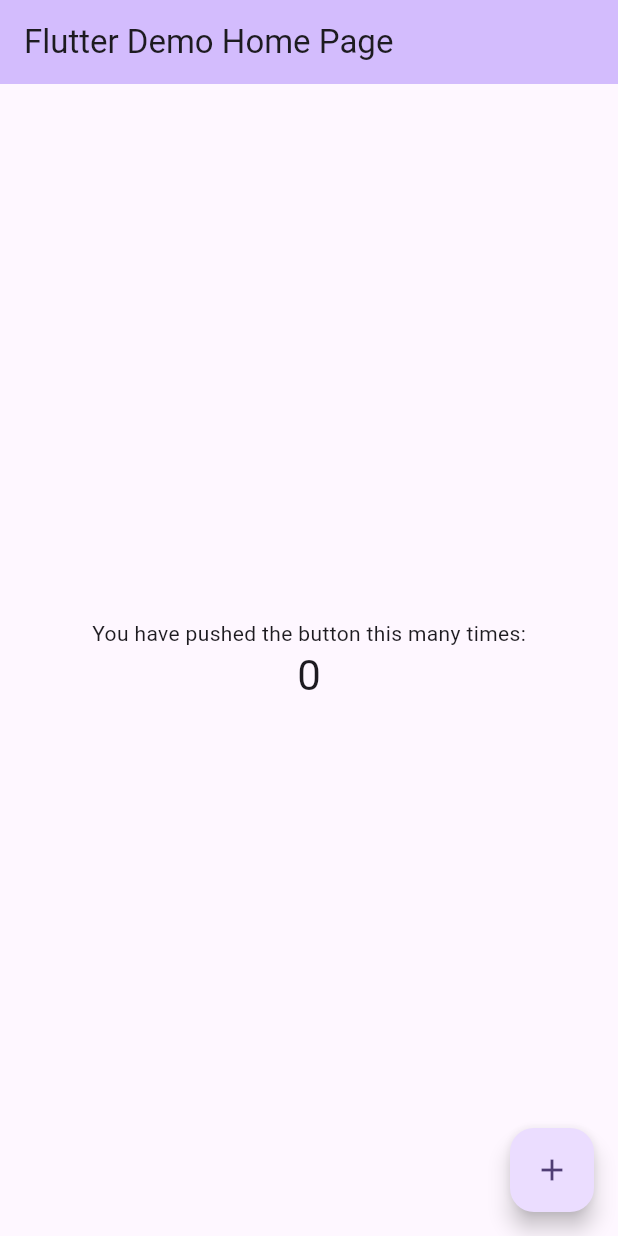
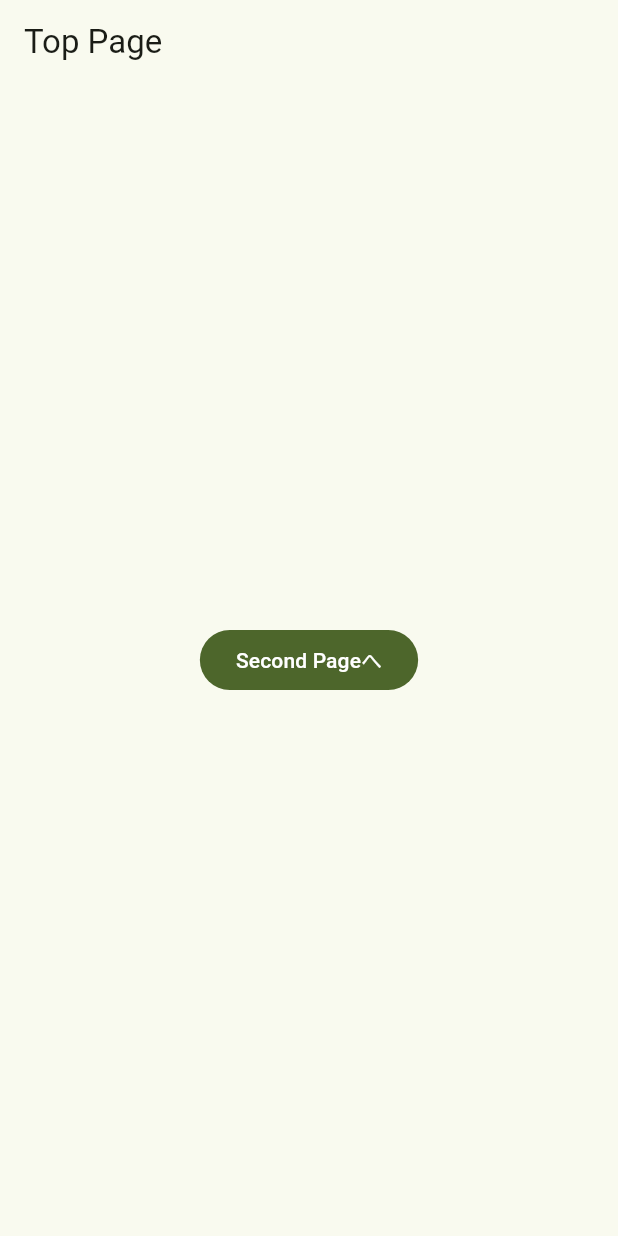
Before and after one commit to NiheiKeita/flutter_example_app, a Flutter app: the screen it shows after launch, on a phone screen of 412 x 824 dp. Run offline on Flutter 3.47's test engine with Material 3 defaults, Android fonts, the phone set to English and light mode, and no system bars; our stand-ins replace go_router.

Commit message:
ページ遷移を作成

```diff
--- /dev/null
+++ b/lib/core/router/app_router.dart
@@ -0,0 +1,19 @@
+import 'package:go_router/go_router.dart';
+import '../../features/top/presentation/pages/top_page.dart';
+import '../../features/second/presentation/pages/second_page.dart';
+
+final appRouter = GoRouter(
+  initialLocation: '/',
+  routes: [
+    GoRoute(
+      path: '/',
+      name: 'top',
+      builder: (context, state) => const TopPage(),
+    ),
+    GoRoute(
+      path: '/second',
+      name: 'second',
+      builder: (context, state) => const SecondPage(),
+    ),
+  ],
+);
--- /dev/null
+++ b/lib/features/second/presentation/pages/second_page.dart
@@ -0,0 +1,19 @@
+import 'package:flutter/material.dart';
+import 'package:go_router/go_router.dart';
+
+class SecondPage extends StatelessWidget {
+  const SecondPage({super.key});
+
+  @override
+  Widget build(BuildContext context) {
+    return Scaffold(
+      appBar: AppBar(title: const Text('Second Page')),
+      body: Center(
+        child: FilledButton(
+          onPressed: () => context.pop(), // 戻る
+          child: const Text('戻る'),
+        ),
+      ),
+    );
+  }
+}
--- /dev/null
+++ b/lib/features/top/presentation/pages/top_page.dart
@@ -0,0 +1,22 @@
+import 'package:flutter/material.dart';
+import 'package:go_router/go_router.dart';
+
+class TopPage extends StatelessWidget {
+  const TopPage({super.key});
+
+  @override
+  Widget build(BuildContext context) {
+    return Scaffold(
+      appBar: AppBar(title: const Text('Top Page')),
+      body: Center(
+        child: FilledButton(
+          onPressed: () {
+            // '/second' に遷移
+            context.push('/second');
+          },
+          child: const Text('Second Pageへ'),
+        ),
+      ),
+    );
+  }
+}
--- a/lib/main.dart
+++ b/lib/main.dart
@@ -1,4 +1,5 @@
 import 'package:flutter/material.dart';
+import 'core/router/app_router.dart';
 
 void main() {
   runApp(const MyApp());
@@ -7,116 +8,15 @@ void main() {
 class MyApp extends StatelessWidget {
   const MyApp({super.key});
 
-  // This widget is the root of your application.
   @override
   Widget build(BuildContext context) {
-    return MaterialApp(
-      title: 'Flutter Demo',
+    return MaterialApp.router(
+      title: 'My Flutter App',
       theme: ThemeData(
-        // This is the theme of your application.
-        //
-        // TRY THIS: Try running your application with "flutter run". You'll see
-        // the application has a purple toolbar. Then, without quitting the app,
-        // try changing the seedColor in the colorScheme below to Colors.green
-        // and then invoke "hot reload" (save your changes or press the "hot
-        // reload" button in a Flutter-supported IDE, or press "r" if you used
-        // the command line to start the app).
-        //
-        // Notice that the counter didn't reset back to zero; the application
-        // state is not lost during the reload. To reset the state, use hot
-        // restart instead.
-        //
-        // This works for code too, not just values: Most code changes can be
-        // tested with just a hot reload.
-        colorScheme: ColorScheme.fromSeed(seedColor: Colors.deepPurple),
+        colorScheme: ColorScheme.fromSeed(seedColor: const Color(0xFF464544)),
+        useMaterial3: true,
       ),
-      home: const MyHomePage(title: 'Flutter Demo Home Page'),
+      routerConfig: appRouter, // ← app_router.dart のルーター設定を使用
     );
   }
 }
-
-class MyHomePage extends StatefulWidget {
-  const MyHomePage({super.key, required this.title});
-
-  // This widget is the home page of your application. It is stateful, meaning
-  // that it has a State object (defined below) that contains fields that affect
-  // how it looks.
-
-  // This class is the configuration for the state. It holds the values (in this
-  // case the title) provided by the parent (in this case the App widget) and
-  // used by the build method of the State. Fields in a Widget subclass are
-  // always marked "final".
-
-  final String title;
-
-  @override
-  State<MyHomePage> createState() => _MyHomePageState();
-}
-
-class _MyHomePageState extends State<MyHomePage> {
-  int _counter = 0;
-
-  void _incrementCounter() {
-    setState(() {
-      // This call to setState tells the Flutter framework that something has
-      // changed in this State, which causes it to rerun the build method below
-      // so that the display can reflect the updated values. If we changed
-      // _counter without calling setState(), then the build method would not be
-      // called again, and so nothing would appear to happen.
-      _counter++;
-    });
-  }
-
-  @override
-  Widget build(BuildContext context) {
-    // This method is rerun every time setState is called, for instance as done
-    // by the _incrementCounter method above.
-    //
-    // The Flutter framework has been optimized to make rerunning build methods
-    // fast, so that you can just rebuild anything that needs updating rather
-    // than having to individually change instances of widgets.
-    return Scaffold(
-      appBar: AppBar(
-        // TRY THIS: Try changing the color here to a specific color (to
-        // Colors.amber, perhaps?) and trigger a hot reload to see the AppBar
-        // change color while the other colors stay the same.
-        backgroundColor: Theme.of(context).colorScheme.inversePrimary,
-        // Here we take the value from the MyHomePage object that was created by
-        // the App.build method, and use it to set our appbar title.
-        title: Text(widget.title),
-      ),
-      body: Center(
-        // Center is a layout widget. It takes a single child and positions it
-        // in the middle of the parent.
-        child: Column(
-          // Column is also a layout widget. It takes a list of children and
-          // arranges them vertically. By default, it sizes itself to fit its
-          // children horizontally, and tries to be as tall as its parent.
-          //
-          // Column has various properties to control how it sizes itself and
-          // how it positions its children. Here we use mainAxisAlignment to
-          // center the children vertically; the main axis here is the vertical
-          // axis because Columns are vertical (the cross axis would be
-          // horizontal).
-          //
-          // TRY THIS: Invoke "debug painting" (choose the "Toggle Debug Paint"
-          // action in the IDE, or press "p" in the console), to see the
-          // wireframe for each widget.
-          mainAxisAlignment: MainAxisAlignment.center,
-          children: <Widget>[
-            const Text('You have pushed the button this many times:'),
-            Text(
-              '$_counter',
-              style: Theme.of(context).textTheme.headlineMedium,
-            ),
-          ],
-        ),
-      ),
-      floatingActionButton: FloatingActionButton(
-        onPressed: _incrementCounter,
-        tooltip: 'Increment',
-        child: const Icon(Icons.add),
-      ), // This trailing comma makes auto-formatting nicer for build methods.
-    );
-  }
-}
--- a/pubspec.yaml
+++ b/pubspec.yaml
@@ -30,6 +30,7 @@ environment:
 dependencies:
   flutter:
     sdk: flutter
+  go_router: ^10.0.0
 
   # The following adds the Cupertino Icons font to your application.
   # Use with the CupertinoIcons class for iOS style icons.
```
Also changed, not shown: 4 other files.
